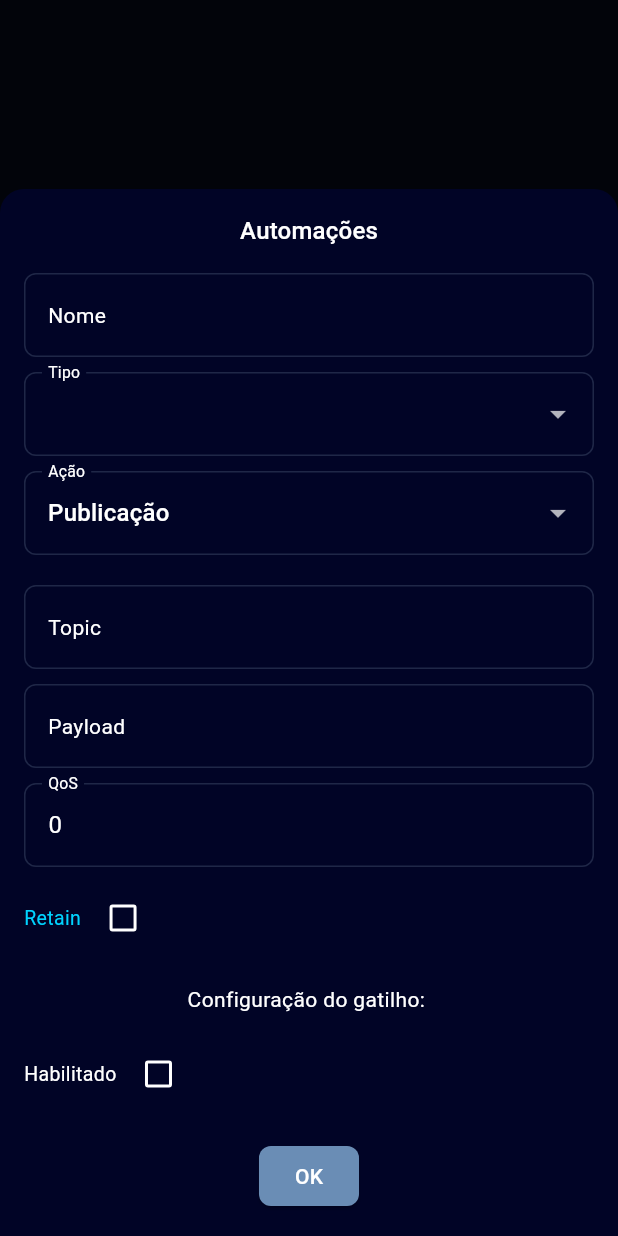
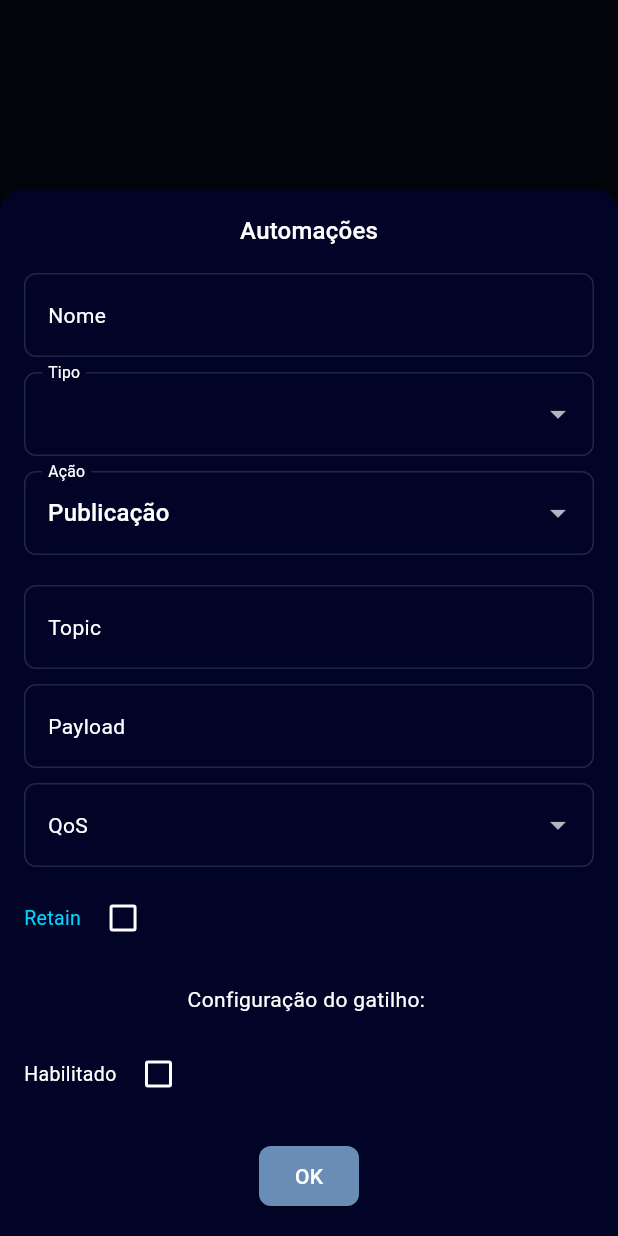
Before and after one commit to GabrielComim/virtualDisplay, a Flutter app: what modalAutomation() shows on an empty page, opened directly with empty values, on a phone screen of 412 x 824 dp. Run offline on Flutter 3.47's test engine with Material 3 defaults, Android fonts, the phone set to English and light mode, and no system bars; our stand-ins replace fl_chart, share_plus, sqflite, vibration; missing offline and left inert: mqtt_client; accounts and stored records are empty.

Commit message:
:hammer: feito mais algumas implementações das automações. Em andamento.

```diff
--- a/lib/l10n/app_localizations.dart
+++ b/lib/l10n/app_localizations.dart
@@ -563,6 +563,12 @@ abstract class AppLocalizations {
   /// **'Deseja realmente excluir isto?'**
   String get confirmExcludeAgain;
 
+  /// No description provided for @actionNotDefined.
+  ///
+  /// In pt, this message translates to:
+  /// **'Preencha o campo da ação'**
+  String get actionNotDefined;
+
   /// No description provided for @date.
   ///
   /// In pt, this message translates to:
--- a/lib/l10n/app_localizations_en.dart
+++ b/lib/l10n/app_localizations_en.dart
@@ -243,6 +243,9 @@ class AppLocalizationsEn extends AppLocalizations {
   String get confirmExcludeAgain => 'Deseja realmente excluir isto?';
 
   @override
+  String get actionNotDefined => 'Preencha o campo da ação';
+
+  @override
   String get date => 'Data';
 
   @override
--- a/lib/l10n/app_localizations_pt.dart
+++ b/lib/l10n/app_localizations_pt.dart
@@ -243,6 +243,9 @@ class AppLocalizationsPt extends AppLocalizations {
   String get confirmExcludeAgain => 'Deseja realmente excluir isto?';
 
   @override
+  String get actionNotDefined => 'Preencha o campo da ação';
+
+  @override
   String get date => 'Data';
 
   @override
--- a/lib/l10n/app_pt.arb
+++ b/lib/l10n/app_pt.arb
@@ -105,6 +105,7 @@
   "cancel": "Cancelar",
   "confirmExclude": "Confirma a exclusão?",
   "confirmExcludeAgain": "Deseja realmente excluir isto?",
+  "actionNotDefined": "Preencha o campo da ação",
 
   "@trigger_automation": {"description": "STRINGS USADAS NO trigger_automation"},
   "date": "Data",
--- a/lib/viewModel/dashboard_viewmodel.dart
+++ b/lib/viewModel/dashboard_viewmodel.dart
@@ -7,9 +7,9 @@ import 'package:virtual_display/models/chart_sample.dart';
 import 'package:virtual_display/utils/constants.dart';
 import 'package:virtual_display/widgets/list_accepted_types.dart';
 
+// Filtra apenas os cards do dashboard que podem ser utilizados com o operador que foi escolhido
 List<CardsDashboard> filterCards(List<CardsDashboard>? cards, String operator) {
   if (cards == null) return [];
-
   final validTypes = acceptedTypes(operator);
   final filtered = cards.where((card) => validTypes.contains(card.type)).toList();
   log('Filtered cards for operator "$operator": ${filtered.map((c) => c.title).join(', ')}');
--- a/lib/widgets/action_automation.dart
+++ b/lib/widgets/action_automation.dart
@@ -30,21 +30,34 @@ Widget actionConfigMode(
             labelText: 'Payload',
             labelStyle: Theme.of(context).textTheme.bodyMedium,
           ),
+          // inputFormatters: [
+          //   // Permite apenas números
+          //   FilteringTextInputFormatter.allow(RegExp(r'[012]')),      // Teclado com apenas 0, 1 e 2
+          //   LengthLimitingTextInputFormatter(1),                      // Limita a 1 dígito
+          // ],
           onChanged: (value) {
             onChanged(action.copyWith(payload: value));
           },
         ),
         SizedBox(height: 10),
         // QoS
-        TextFormField(
-          initialValue: action.qos.toString(),
+        DropdownButtonFormField<int>(
           decoration: InputDecoration(
             labelText: 'QoS',
-            labelStyle: Theme.of(context).textTheme.bodyMedium,
+            labelStyle: Theme.of(context).textTheme.bodyMedium?.copyWith(
+              color: ColorScheme.of(context).outlineVariant,
+            ),
+            border: OutlineInputBorder(),
           ),
-          keyboardType: TextInputType.number,
+          items: [
+            DropdownMenuItem(value: 0, child: Text('0')),
+            DropdownMenuItem(value: 1, child: Text('1')),
+            DropdownMenuItem(value: 2, child: Text('2')),
+          ],
           onChanged: (value) {
-            onChanged(action.copyWith(qos: int.parse(value)));
+            if (value != null) {
+              onChanged(action.copyWith(qos: value));
+            }
           },
         ),
         SizedBox(height: 10),
```
Also changed, not shown: lib/screens/modal_automation.dart (+8 -1 lines), lib/widgets/select_type_keyboard.dart (added, +30 -0 lines), lib/widgets/trigger_automation.dart (+16 -6 lines), lib/models/mqtt_message.dart (deleted), lib/services/mqtt/protocol_parser.dart (deleted).
